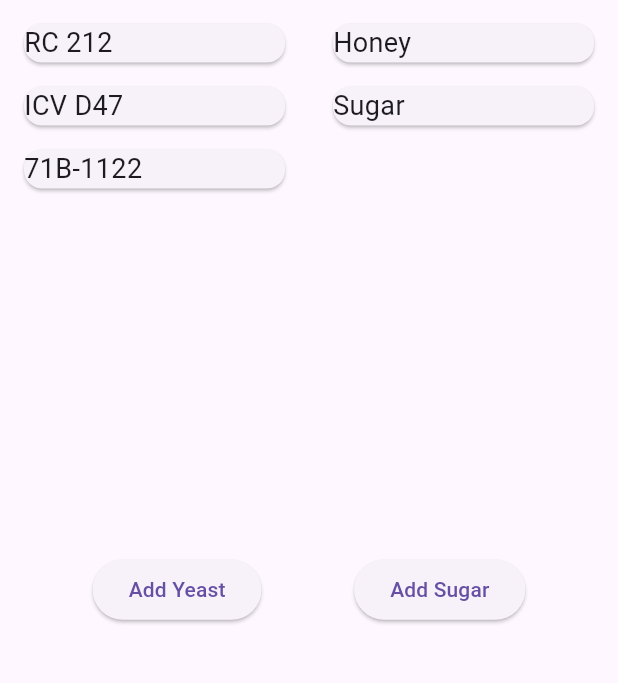
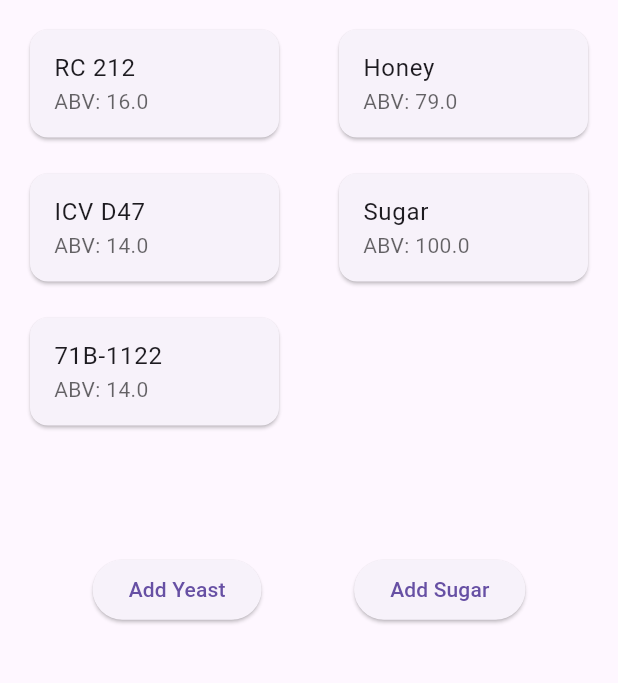
Before and after one commit to Seanm64/FermentationStation, a Flutter app: the Configuration screen opened by its route, on a phone screen of 412 x 824 dp, the part 128-811 px from its top. Run offline on Flutter 3.47's test engine with Material 3 defaults, Android fonts, the phone set to English and light mode, and no system bars; our stand-ins replace hive; accounts and stored records are empty; generated files the repository leaves out were written again.

Commit message:
Working on Cards

```diff
--- a/lib/cards/ingredients_card.dart
+++ b/lib/cards/ingredients_card.dart
@@ -16,16 +16,25 @@ class IngredientsCard extends StatelessWidget {
   @override
   Widget build(BuildContext context) {
     return Padding(
-      padding: const EdgeInsets.fromLTRB(8.0, 8.0, 8.0, 0),
-      child: Card(
-        margin: EdgeInsets.fromLTRB(8.0, 8.0, 8.0, 0.0),
-        child: Text(
-          ingredient_name,
-          style: TextStyle(
-            fontSize: 18,
-          ),
+      padding: const EdgeInsets.fromLTRB(16.0, 16.0, 16.0, 0),
+      child:  Card(
+        clipBehavior: Clip.antiAlias,
+        child: Column(
+            children: <Widget>[
+              ListTile(
+                // leading: Icon(Icons.arrow_drop_down_circle),
+                title: Text('${ingredient_name}',
+                style: TextStyle(
+                  // fontSize: 12
+                ),
+                ),
+                subtitle: Text('ABV: ${data_value}',
+                  style: TextStyle(color: Colors.black.withOpacity(0.6)),
+                ),
+              ),
+            ],
         ),
-      ),
+    ),
     );
   }
 }
```
